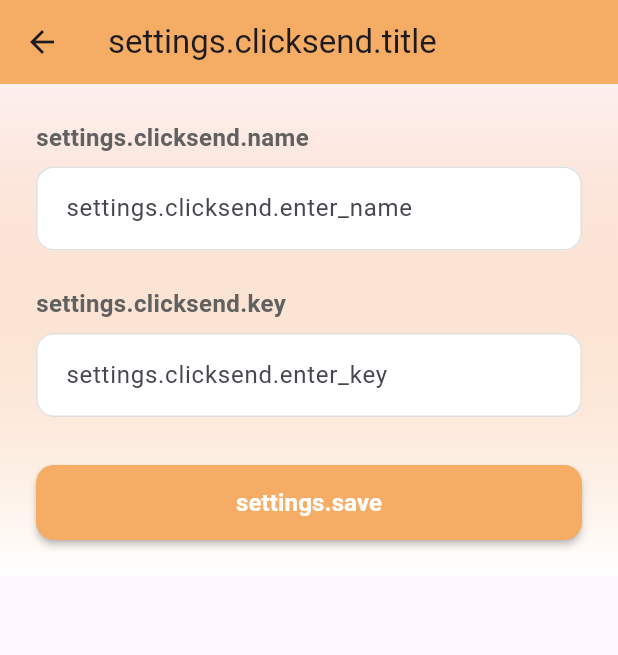
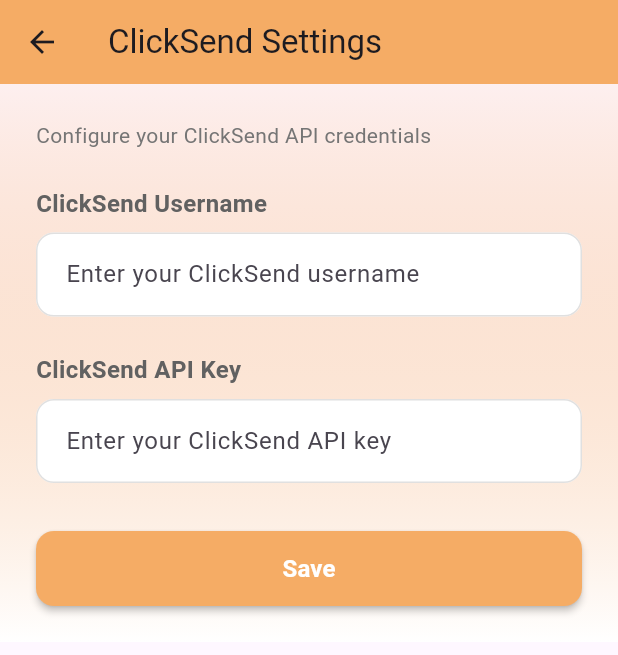
Before and after one commit to NguyenMinhDuc163/Fire-guard-mobile, a Flutter app: the ClickSendSettingsScreen screen opened directly with empty values, on a phone screen of 412 x 824 dp. Shown: the top 655 px of the screen. Run offline on Flutter 3.47's test engine with Material 3 defaults, Android fonts, the phone set to English and light mode, and no system bars; our stand-ins replace animate_do, audioplayers, dio, easy_localization, firebase_core, firebase_messaging and 14 more; missing offline and left inert: error_stack, firebase_app_check; accounts and stored records are empty.

Commit message:
update code

```diff
--- a/assets/translations/en-US.json
+++ b/assets/translations/en-US.json
@@ -177,6 +177,10 @@
   "settings_clicksend_key_required": "Please enter your ClickSend API key",
   "settings_clicksend_update_success": "ClickSend settings updated successfully",
   "settings_clicksend_update_failed": "Failed to update ClickSend settings",
+  "settings_email_update_success": "Email has been updated successfully",
+  "settings_email_update_failed": "An error occurred while updating email",
+  "settings_phone_update_success": "Phone number has been updated successfully",
+  "settings_phone_update_failed": "An error occurred while updating phone number",
 
   "fire_safety_skills_fire_safety": "Fire Safety Skills",
   "fire_safety_skills_escape": "Escape Skills",
--- a/assets/translations/vi-VN.json
+++ b/assets/translations/vi-VN.json
@@ -167,28 +167,28 @@
     "activity": "Hoạt động"
   },
 
-  "settings": {
-    "title": "Cài đặt",
-    "change_language": "Thay đổi ngôn ngữ",
-    "change_password": "Đổi mật khẩu",
-    "change_email": "Thay đổi email",
-    "change_phone": "Thay đổi số điện thoại",
-    "enter_new_email": "Nhập email mới",
-    "enter_new_phone": "Nhập số điện thoại mới",
-    "save": "Lưu",
-    "clicksend": {
-      "title": "Cài đặt ClickSend",
-      "subtitle": "Cấu hình thông tin xác thực API ClickSend",
-      "name": "Tên đăng nhập ClickSend",
-      "key": "Khóa API ClickSend",
-      "enter_name": "Nhập tên đăng nhập ClickSend",
-      "enter_key": "Nhập khóa API ClickSend",
-      "name_required": "Vui lòng nhập tên đăng nhập ClickSend",
-      "key_required": "Vui lòng nhập khóa API ClickSend",
-      "update_success": "Cập nhật cài đặt ClickSend thành công",
-      "update_failed": "Cập nhật cài đặt ClickSend thất bại"
-    }
-  },
+  "settings_title": "Cài đặt",
+  "settings_change_language": "Thay đổi ngôn ngữ",
+  "settings_change_password": "Đổi mật khẩu",
+  "settings_change_email": "Thay đổi email",
+  "settings_change_phone": "Thay đổi số điện thoại",
+  "settings_enter_new_email": "Nhập email mới",
+  "settings_enter_new_phone": "Nhập số điện thoại mới",
+  "settings_save": "Lưu",
+  "settings_clicksend_title": "Cài đặt ClickSend",
+  "settings_clicksend_subtitle": "Cấu hình thông tin xác thực API ClickSend",
+  "settings_clicksend_name": "Tên đăng nhập ClickSend",
+  "settings_clicksend_key": "Khóa API ClickSend",
+  "settings_clicksend_enter_name": "Nhập tên đăng nhập ClickSend",
+  "settings_clicksend_enter_key": "Nhập khóa API ClickSend",
+  "settings_clicksend_name_required": "Vui lòng nhập tên đăng nhập ClickSend",
+  "settings_clicksend_key_required": "Vui lòng nhập khóa API ClickSend",
+  "settings_clicksend_update_success": "Cập nhật cài đặt ClickSend thành công",
+  "settings_clicksend_update_failed": "Cập nhật cài đặt ClickSend thất bại",
+  "settings_email_update_success": "Email đã được cập nhật thành công",
+  "settings_email_update_failed": "Có lỗi xảy ra khi cập nhật email",
+  "settings_phone_update_success": "Số điện thoại đã được cập nhật thành công",
+  "settings_phone_update_failed": "Có lỗi xảy ra khi cập nhật số điện thoại",
 
   "fire_safety_skills": {
     "fire_safety": "Kỹ năng PCCC",
--- a/lib/view/personalProfile/click_send_settings_screen.dart
+++ b/lib/view/personalProfile/click_send_settings_screen.dart
@@ -113,7 +113,7 @@
       },
       child: Scaffold(
         appBar: AppBar(
-          title: Text('settings.clicksend.title'.tr()),
+          title: Text('settings_clicksend_title'.tr()),
           backgroundColor: ColorPalette.colorFFBB35,
           elevation: 0,
           leading: IconButton(
@@ -142,25 +142,33 @@
               child: Column(
                 crossAxisAlignment: CrossAxisAlignment.start,
                 children: [
+                  Text(
+                    'settings_clicksend_subtitle'.tr(),
+                    style: TextStyle(
+                      fontSize: 14,
+                      color: Colors.grey[600],
+                    ),
+                  ),
+                  const SizedBox(height: 24),
                   _buildInputField(
-                    label: 'settings.clicksend.name'.tr(),
-                    hint: 'settings.clicksend.enter_name'.tr(),
+                    label: 'settings_clicksend_name'.tr(),
+                    hint: 'settings_clicksend_enter_name'.tr(),
                     controller: _nameController,
                     validator: (value) {
                       if (value == null || value.isEmpty) {
-                        return 'settings.clicksend.name_required'.tr();
+                        return 'settings_clicksend_name_required'.tr();
                       }
                       return null;
                     },
                   ),
                   const SizedBox(height: 24),
                   _buildInputField(
-                    label: 'settings.clicksend.key'.tr(),
-                    hint: 'settings.clicksend.enter_key'.tr(),
+                    label: 'settings_clicksend_key'.tr(),
+                    hint: 'settings_clicksend_enter_key'.tr(),
                     controller: _keyController,
                     validator: (value) {
                       if (value == null || value.isEmpty) {
-                        return 'settings.clicksend.key_required'.tr();
+                        return 'settings_clicksend_key_required'.tr();
                       }
                       return null;
                     },
@@ -188,7 +196,7 @@
                         ),
                       ),
                       child: Text(
-                        'settings.save'.tr(),
+                        'settings_save'.tr(),
                         style: const TextStyle(
                           fontSize: 16,
                           fontWeight: FontWeight.w600,
--- a/lib/view/personalProfile/settings_screen.dart
+++ b/lib/view/personalProfile/settings_screen.dart
@@ -75,8 +75,8 @@
     if (!mounted) return;
 
     final message = success
-        ? 'Email đã được cập nhật thành công'
-        : viewModel.error ?? 'Có lỗi xảy ra khi cập nhật email';
+        ? 'settings_email_update_success'.tr()
+        : viewModel.error ?? 'settings_email_update_failed'.tr();
     final color = success ? Colors.green : Colors.red;
 
     _showMessage(message, color);
@@ -89,8 +89,8 @@
     if (!mounted) return;
 
     final message = success
-        ? 'Số điện thoại đã được cập nhật thành công'
-        : viewModel.error ?? 'Có lỗi xảy ra khi cập nhật số điện thoại';
+        ? 'settings_phone_update_success'.tr()
+        : viewModel.error ?? 'settings_phone_update_failed'.tr();
     final color = success ? Colors.green : Colors.red;
 
     _showMessage(message, color);
@@ -107,8 +107,8 @@
     if (!mounted) return;
 
     final message = success
-        ? 'Thông tin ClickSend đã được cập nhật thành công'
-        : viewModel.error ?? 'Có lỗi xảy ra khi cập nhật thông tin ClickSend';
+        ? 'settings_clicksend_update_success'.tr()
+        : viewModel.error ?? 'settings_clicksend_update_failed'.tr();
     final color = success ? Colors.green : Colors.red;
 
     _showMessage(message, color);
@@ -172,7 +172,7 @@
       key: _scaffoldKey,
       child: Scaffold(
         appBar: AppBar(
-          title: Text('settings.title'.tr()),
+          title: Text('settings_title'.tr()),
           backgroundColor: ColorPalette.colorFFBB35,
           elevation: 0,
         ),
@@ -202,14 +202,14 @@
                 children: [
                   _buildSettingCard(
                     icon: Icons.language,
-                    title: 'settings.change_language'.tr(),
+                    title: 'settings_change_language'.tr(),
                     subtitle: isVietnamese ? 'Tiếng Việt' : 'English',
                     onTap: _changeLanguage,
                     iconColor: Colors.blue,
                   ),
                   _buildSettingCard(
                     icon: Icons.lock,
-                    title: 'settings.change_password'.tr(),
+                    title: 'settings_change_password'.tr(),
                     onTap: () {
                       Navigator.push(
                         context,
@@ -221,14 +221,14 @@
                   ),
                   _buildSettingCard(
                     icon: Icons.email,
-                    title: 'settings.change_email'.tr(),
+                    title: 'settings_change_email'.tr(),
                     onTap: () {
                       Navigator.push(
                         context,
                         MaterialPageRoute(
                           builder: (context) => SettingsDetailScreen(
-                            title: 'settings.change_email'.tr(),
-                            hintText: 'settings.enter_new_email'.tr(),
+                            title: 'settings_change_email'.tr(),
+                            hintText: 'settings_enter_new_email'.tr(),
                             inputType: TextInputType.emailAddress,
                             onSave: (value) =>
                                 _handleUpdateEmail(context, value),
@@ -240,14 +240,14 @@
                   ),
                   _buildSettingCard(
                     icon: Icons.phone,
-                    title: 'settings.change_phone'.tr(),
+                    title: 'settings_change_phone'.tr(),
                     onTap: () {
                       Navigator.push(
                         context,
                         MaterialPageRoute(
                           builder: (context) => SettingsDetailScreen(
-                            title: 'settings.change_phone'.tr(),
-                            hintText: 'settings.enter_new_phone'.tr(),
+                            title: 'settings_change_phone'.tr(),
+                            hintText: 'settings_enter_new_phone'.tr(),
                             inputType: TextInputType.phone,
                             onSave: (value) =>
                                 _handleUpdatePhone(context, value),
@@ -259,7 +259,7 @@
                   ),
                   _buildSettingCard(
                     icon: Icons.notifications_active,
-                    title: 'settings.clicksend.title'.tr(),
+                    title: 'settings_clicksend_title'.tr(),
                     onTap: () {
                       Navigator.push(
                         context,
--- a/lib/viewModel/auth_view_model.dart
+++ b/lib/viewModel/auth_view_model.dart
@@ -32,7 +32,9 @@
       if (response.code != null) {
         for (var item in response.data!) {
           if (item.key == 'token'){
+            LocalStorageHelper.deleteValue("authToken");
             LocalStorageHelper.setValue("authToken", item.value);
+            print("da luu token ${item.value}");
           }
 
           if (item.key == 'user' && item.value is Map<String, dynamic>) {
```
